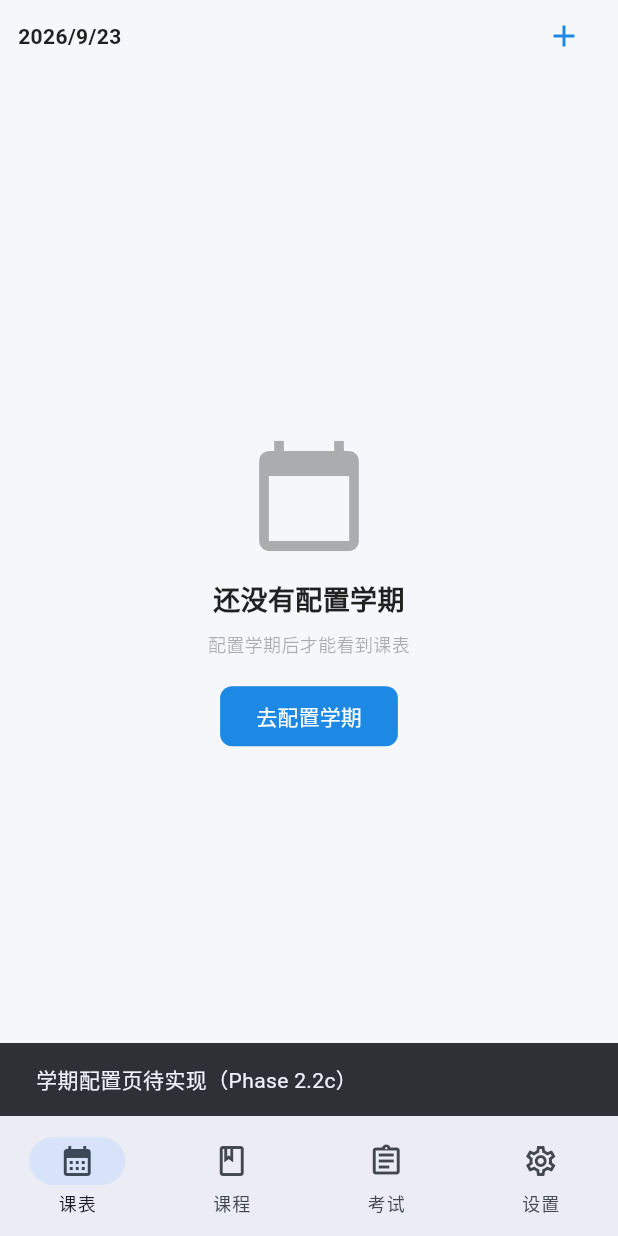
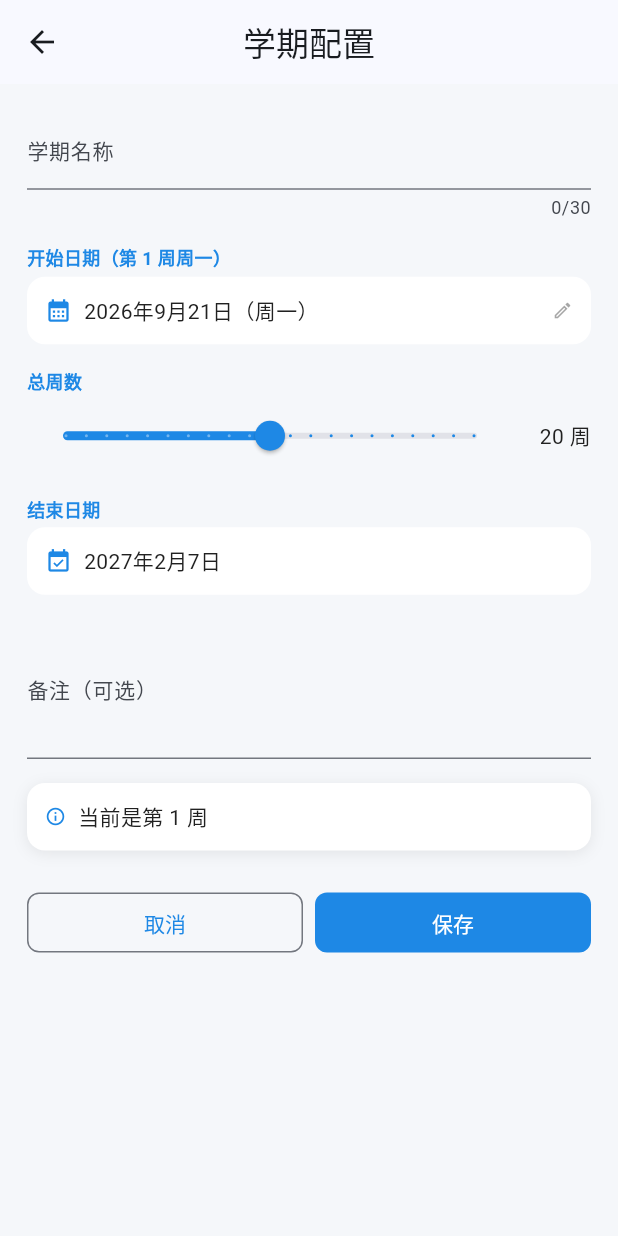
Before and after one commit to Z-rocks/my_schedule_app, a Flutter app: the screen it shows after launch, after a tap on "去配置学期", on a phone screen of 412 x 824 dp. Run offline on Flutter 3.47's test engine with Material 3 defaults, Android fonts, the phone set to English and light mode, and no system bars; our stand-ins replace hive_flutter; accounts and stored records are empty.

Commit message:
feat(settings): 新增学期配置页并接通三处入口
- SemesterConfigPage：表单编辑学期名/开始日期/总周数/备注
- 开始日期用 showDatePicker（过去 5 年 ~ 未来 5 年）
- 结束日期派生显示，滑杆实时联动
- 预览：未开始 / 第 N 周 / 已结束
- 三处入口：设置页、课表空态、周次面板

Generated by DeepSeek with prompt: Phase 2.2c.1

```diff
--- /dev/null
+++ b/lib/pages/settings/semester_config_page.dart
@@ -0,0 +1,447 @@
+// 学期配置页：编辑唯一的学期（名称 / 第 1 周周一 / 总周数 / 备注）
+import 'package:flutter/material.dart';
+import 'package:provider/provider.dart';
+
+import '../../models/semester_config.dart';
+import '../../providers/semester_provider.dart';
+import '../../services/timetable_logic.dart';
+import '../../theme/app_theme.dart';
+import '../../theme/theme_extension.dart';
+import '../../widgets/timetable_grid.dart' show kWeekdayLabels;
+
+/// 总周数可选范围（视觉稿/提示词指定 10–30）。
+const int kMinTotalWeeks = 10;
+const int kMaxTotalWeeks = 30;
+
+/// 学期名称的最大长度（表单校验用）。
+const int kMaxSemesterNameLength = 30;
+
+/// 去掉时分秒，只保留年月日。
+DateTime dateOnly(DateTime value) =>
+    DateTime(value.year, value.month, value.day);
+
+/// 某个日期所在周的周一。
+///
+/// `DateTime.weekday` 是 1(周一)…7(周日)，所以往回退 `weekday - 1` 天。
+DateTime mondayOfWeek(DateTime value) {
+  final DateTime day = dateOnly(value);
+  return day.subtract(Duration(days: day.weekday - 1));
+}
+
+/// `2026年9月7日`。
+String formatChineseDate(DateTime value) =>
+    '${value.year}年${value.month}月${value.day}日';
+
+/// `2026年9月7日（周一）`。
+String formatChineseDateWithWeekday(DateTime value) {
+  final int index = value.weekday - 1;
+  final String weekday =
+      index >= 0 && index < kWeekdayLabels.length ? kWeekdayLabels[index] : '';
+  return '${formatChineseDate(value)}（$weekday）';
+}
+
+/// 学期配置页。
+///
+/// 三处入口都跳到这里：设置 → 课表设置 → 学期配置；课表页无学期时的
+/// "去配置学期"按钮；课表页顶部"第 N 周"面板里的"编辑学期"。
+///
+/// 保存成功后 `Navigator.pop(context, true)`；重置（清除）后同样 pop。
+class SemesterConfigPage extends StatefulWidget {
+  const SemesterConfigPage({super.key});
+
+  @override
+  State<SemesterConfigPage> createState() => _SemesterConfigPageState();
+}
+
+class _SemesterConfigPageState extends State<SemesterConfigPage> {
+  final GlobalKey<FormState> _formKey = GlobalKey<FormState>();
+  late final TextEditingController _nameController;
+  late final TextEditingController _descriptionController;
+  late DateTime _startDate;
+  late int _totalWeeks;
+
+  @override
+  void initState() {
+    super.initState();
+    // read（不是 watch）：只在进入页面时取一次初值，之后以表单状态为准。
+    final SemesterConfig? existing = context.read<SemesterProvider>().config;
+    _nameController = TextEditingController(text: existing?.name ?? '');
+    _descriptionController =
+        TextEditingController(text: existing?.description ?? '');
+    // 没配置过时默认"本周一"
+    _startDate = existing == null
+        ? mondayOfWeek(DateTime.now())
+        : dateOnly(existing.startDate);
+    // 滑杆范围是 10–30，历史数据若超出范围会被收进区间（见 kMinTotalWeeks 注释）
+    _totalWeeks = (existing?.totalWeeks ?? 20)
+        .clamp(kMinTotalWeeks, kMaxTotalWeeks)
+        .toInt();
+  }
+
+  @override
+  void dispose() {
+    _nameController.dispose();
+    _descriptionController.dispose();
+    super.dispose();
+  }
+
+  /// 当前表单对应的结束日期（派生，不单独存）。
+  DateTime get _endDate =>
+      _startDate.add(Duration(days: _totalWeeks * kDaysPerWeek - 1));
+
+  /// 用表单当前值构造一个临时配置，供预览计算使用。
+  SemesterConfig get _draftConfig => SemesterConfig(
+        name: _nameController.text.trim(),
+        startDate: _startDate,
+        totalWeeks: _totalWeeks,
+        description: _descriptionController.text.trim().isEmpty
+            ? null
+            : _descriptionController.text.trim(),
+      );
+
+  Future<void> _pickStartDate() async {
+    final DateTime now = DateTime.now();
+    final DateTime? picked = await showDatePicker(
+      context: context,
+      initialDate: _startDate,
+      // 过去 5 年 ~ 未来 5 年
+      firstDate: DateTime(now.year - 5),
+      lastDate: DateTime(now.year + 5, 12, 31),
+      helpText: '选择第 1 周的周一',
+    );
+    if (picked == null || !mounted) return;
+    setState(() => _startDate = dateOnly(picked));
+  }
+
+  Future<void> _save() async {
+    if (!(_formKey.currentState?.validate() ?? false)) return;
+
+    // 在 await 之前取好依赖 context 的对象，避免跨异步间隙使用 context。
+    final ScaffoldMessengerState messenger = ScaffoldMessenger.of(context);
+    final NavigatorState navigator = Navigator.of(context);
+    final SemesterProvider provider = context.read<SemesterProvider>();
+
+    await provider.save(_draftConfig);
+    if (!mounted) return;
+
+    navigator.pop(true);
+    messenger.showSnackBar(const SnackBar(content: Text('学期配置已保存')));
+  }
+
+  Future<void> _reset() async {
+    final bool? confirmed = await showDialog<bool>(
+      context: context,
+      builder: (BuildContext dialogContext) => AlertDialog(
+        title: const Text('清除学期配置'),
+        content: const Text('确定要清除学期配置吗？'),
+        actions: <Widget>[
+          TextButton(
+            onPressed: () => Navigator.of(dialogContext).pop(false),
+            child: const Text('取消'),
+          ),
+          TextButton(
+            onPressed: () => Navigator.of(dialogContext).pop(true),
+            child: const Text('确定'),
+          ),
+        ],
+      ),
+    );
+    if (confirmed != true || !mounted) return;
+
+    final NavigatorState navigator = Navigator.of(context);
+    final SemesterProvider provider = context.read<SemesterProvider>();
+    await provider.clear();
+    if (!mounted) return;
+    navigator.pop(true);
+  }
+
+  @override
+  Widget build(BuildContext context) {
+    final AppTheme theme = AppThemeExtension.of(context);
+    final bool hasConfig = context.watch<SemesterProvider>().hasConfig;
+
+    return Scaffold(
+      backgroundColor: theme.background,
+      appBar: AppBar(
+        title: const Text('学期配置'),
+        centerTitle: true,
+        actions: <Widget>[
+          if (hasConfig)
+            TextButton(
+              onPressed: _reset,
+              child: Text(
+                '重置',
+                style: TextStyle(
+                  fontSize: theme.bodySize,
+                  color: theme.error,
+                ),
+              ),
+            ),
+        ],
+      ),
+      body: Form(
+        key: _formKey,
+        child: ListView(
+          padding: EdgeInsets.all(theme.cardPadding * 1.5),
+          children: <Widget>[
+            // —— 学期名称 ——
+            TextFormField(
+              controller: _nameController,
+              maxLength: kMaxSemesterNameLength,
+              decoration: InputDecoration(
+                labelText: '学期名称',
+                hintText: '如：2026-2027学年第一学期',
+                labelStyle: TextStyle(fontSize: theme.bodySize),
+              ),
+              style: TextStyle(fontSize: theme.bodySize),
+              validator: (String? value) {
+                final String text = (value ?? '').trim();
+                if (text.isEmpty) return '请输入学期名称';
+                if (text.length > kMaxSemesterNameLength) {
+                  return '学期名称不能超过 $kMaxSemesterNameLength 个字';
+                }
+                return null;
+              },
+            ),
+            SizedBox(height: theme.sectionGap),
+
+            // —— 开始日期（点击选择）——
+            _FieldLabel(theme: theme, text: '开始日期（第 1 周周一）'),
+            _TapField(
+              theme: theme,
+              icon: Icons.calendar_month,
+              text: formatChineseDateWithWeekday(_startDate),
+              onTap: _pickStartDate,
+            ),
+            SizedBox(height: theme.sectionGap),
+
+            // —— 总周数 ——
+            _FieldLabel(theme: theme, text: '总周数'),
+            Row(
+              children: <Widget>[
+                Expanded(
+                  child: Slider(
+                    value: _totalWeeks.toDouble(),
+                    min: kMinTotalWeeks.toDouble(),
+                    max: kMaxTotalWeeks.toDouble(),
+                    divisions: kMaxTotalWeeks - kMinTotalWeeks,
+                    label: '$_totalWeeks 周',
+                    activeColor: theme.primary,
+                    onChanged: (double value) =>
+                        setState(() => _totalWeeks = value.round()),
+                  ),
+                ),
+                SizedBox(
+                  width: theme.timetableTimeColumnWidth + theme.cardPadding,
+                  child: Text(
+                    '$_totalWeeks 周',
+                    textAlign: TextAlign.end,
+                    style: TextStyle(
+                      fontSize: theme.bodySize,
+                      color: theme.onBackground,
+                    ),
+                  ),
+                ),
+              ],
+            ),
+            SizedBox(height: theme.sectionGap),
+
+            // —— 结束日期（派生，只读）——
+            _FieldLabel(theme: theme, text: '结束日期'),
+            _TapField(
+              theme: theme,
+              icon: Icons.event_available,
+              text: formatChineseDate(_endDate),
+              onTap: null,
+            ),
+            SizedBox(height: theme.sectionGap),
+
+            // —— 备注 ——
+            TextFormField(
+              controller: _descriptionController,
+              maxLines: 3,
+              decoration: InputDecoration(
+                labelText: '备注（可选）',
+                labelStyle: TextStyle(fontSize: theme.bodySize),
+              ),
+              style: TextStyle(fontSize: theme.bodySize),
+            ),
+            SizedBox(height: theme.sectionGap),
+
+            // —— 预览 ——
+            _PreviewCard(theme: theme, text: _previewText()),
+            SizedBox(height: theme.sectionGap * 1.5),
+
+            // —— 底部按钮 ——
+            Row(
+              children: <Widget>[
+                Expanded(
+                  child: OutlinedButton(
+                    onPressed: () => Navigator.of(context).pop(false),
+                    style: OutlinedButton.styleFrom(
+                      foregroundColor: theme.primary,
+                      shape: RoundedRectangleBorder(
+                        borderRadius:
+                            BorderRadius.circular(theme.buttonRadius),
+                      ),
+                    ),
+                    child: const Text('取消'),
+                  ),
+                ),
+                SizedBox(width: theme.gridGap * 2),
+                Expanded(
+                  child: FilledButton(
+                    onPressed: _save,
+                    style: FilledButton.styleFrom(
+                      backgroundColor: theme.primary,
+                      foregroundColor: theme.onPrimary,
+                      shape: RoundedRectangleBorder(
+                        borderRadius:
+                            BorderRadius.circular(theme.buttonRadius),
+                      ),
+                    ),
+                    child: const Text('保存'),
+                  ),
+                ),
+              ],
+            ),
+          ],
+        ),
+      ),
+    );
+  }
+
+  /// 预览文案：尚未开始 / 当前第 N 周 / 学期已结束。
+  String _previewText() {
+    final SemesterConfig draft = _draftConfig;
+    final DateTime today = dateOnly(DateTime.now());
+
+    if (today.isBefore(dateOnly(draft.startDate))) {
+      return '学期尚未开始（${formatChineseDate(draft.startDate)} 起）';
+    }
+    if (today.isAfter(dateOnly(draft.endDate))) {
+      return '学期已结束';
+    }
+    final int week = TimetableLogic.currentWeek(draft, now: today);
+    return '当前是第 $week 周';
+  }
+}
+
+/// 字段上方的小标题。
+class _FieldLabel extends StatelessWidget {
+  const _FieldLabel({required this.theme, required this.text});
+
+  final AppTheme theme;
+  final String text;
+
+  @override
+  Widget build(BuildContext context) {
+    return Padding(
+      padding: EdgeInsets.only(bottom: theme.gridGap),
+      child: Text(
+        text,
+        style: TextStyle(
+          fontSize: theme.captionSize,
+          fontWeight: theme.titleFontWeight,
+          color: theme.primary,
+        ),
+      ),
+    );
+  }
+}
+
+/// 只读/可点击的一行值（用于日期）。
+class _TapField extends StatelessWidget {
+  const _TapField({
+    required this.theme,
+    required this.icon,
+    required this.text,
+    required this.onTap,
+  });
+
+  final AppTheme theme;
+  final IconData icon;
+  final String text;
+  final VoidCallback? onTap;
+
+  @override
+  Widget build(BuildContext context) {
+    return Material(
+      color: theme.surface,
+      borderRadius: BorderRadius.circular(theme.cardRadius),
+      child: InkWell(
+        onTap: onTap,
+        borderRadius: BorderRadius.circular(theme.cardRadius),
+        child: Padding(
+          padding: EdgeInsets.symmetric(
+            horizontal: theme.cardPadding,
+            vertical: theme.cardPadding,
+          ),
+          child: Row(
+            children: <Widget>[
+              Icon(icon, size: theme.bodySize + 4, color: theme.primary),
+              SizedBox(width: theme.gridGap * 2),
+              Expanded(
+                child: Text(
+                  text,
+                  style: TextStyle(
+                    fontSize: theme.bodySize,
+                    color: theme.onBackground,
+                  ),
+                ),
+              ),
+              if (onTap != null)
+                Icon(
+                  Icons.edit_outlined,
+                  size: theme.bodySize,
+                  color: theme.onBackground.withValues(alpha: 0.4),
+                ),
+            ],
+          ),
+        ),
+      ),
+    );
+  }
+}
+
+/// 预览卡片。
+class _PreviewCard extends StatelessWidget {
+  const _PreviewCard({required this.theme, required this.text});
+
+  final AppTheme theme;
+  final String text;
+
+  @override
+  Widget build(BuildContext context) {
+    return Container(
+      width: double.infinity,
+      padding: EdgeInsets.all(theme.cardPadding),
+      decoration: BoxDecoration(
+        color: theme.surface,
+        borderRadius: BorderRadius.circular(theme.cardRadius),
+        boxShadow: <BoxShadow>[
+          BoxShadow(
+            color: theme.cardShadowColor,
+            blurRadius: theme.cardShadowBlur,
+            offset: Offset(0, theme.cardShadowOffsetY),
+          ),
+        ],
+      ),
+      child: Row(
+        children: <Widget>[
+          Icon(Icons.info_outline, size: theme.bodySize, color: theme.primary),
+          SizedBox(width: theme.gridGap * 2),
+          Expanded(
+            child: Text(
+              text,
+              style: TextStyle(
+                fontSize: theme.bodySize,
+                color: theme.onBackground,
+              ),
+            ),
+          ),
+        ],
+      ),
+    );
+  }
+}
--- a/lib/pages/settings/timetable_settings_page.dart
+++ b/lib/pages/settings/timetable_settings_page.dart
@@ -6,6 +6,7 @@ import '../../providers/semester_provider.dart';
 import '../../providers/settings_provider.dart';
 import '../../theme/app_theme.dart';
 import '../../theme/theme_extension.dart';
+import 'semester_config_page.dart';
 
 /// 每节高度的可调范围（逻辑像素）。
 const double kMinCellHeight = 40;
@@ -69,7 +70,7 @@ class _TimetableSettingsPageState extends State<TimetableSettingsPage> {
       body: ListView(
         padding: EdgeInsets.symmetric(vertical: theme.sectionGap),
         children: <Widget>[
-          // 学期配置入口（Phase 2.2c 做真实页面）
+          // 学期配置入口
           ListTile(
             title: Text(
               '学期配置',
@@ -89,8 +90,10 @@ class _TimetableSettingsPageState extends State<TimetableSettingsPage> {
               Icons.chevron_right,
               color: theme.onBackground.withValues(alpha: 0.4),
             ),
-            onTap: () => ScaffoldMessenger.of(context).showSnackBar(
-              const SnackBar(content: Text('学期配置页待实现（Phase 2.2c）')),
+            onTap: () => Navigator.of(context).push(
+              MaterialPageRoute<bool>(
+                builder: (BuildContext _) => const SemesterConfigPage(),
+              ),
             ),
           ),
           // 左右滑动切换周次（Phase 2.2b.1）
--- a/lib/pages/timetable/timetable_view.dart
+++ b/lib/pages/timetable/timetable_view.dart
@@ -12,6 +12,7 @@ import '../../theme/app_theme.dart';
 import '../../theme/theme_extension.dart';
 import '../../widgets/empty_state.dart';
 import '../../widgets/timetable_grid.dart';
+import '../settings/semester_config_page.dart';
 import 'course_detail_sheet.dart';
 
 /// 顶部日期栏的高度。
@@ -154,18 +155,34 @@ class _TimetableViewState extends State<TimetableView> {
     );
   }
 
-  /// 弹出周次选择面板；选中后跳到该周。
+  /// 打开学期配置页（三处入口共用）。
+  Future<void> _openSemesterConfig() async {
+    await Navigator.of(context).push(
+      MaterialPageRoute<bool>(
+        builder: (BuildContext _) => const SemesterConfigPage(),
+      ),
+    );
+  }
+
+  /// 弹出周次选择面板；选中周次则跳周，选"编辑学期"则打开学期配置页。
   Future<void> _showWeekPicker(SemesterConfig config) async {
     final int totalWeeks = config.totalWeeks < 1 ? 1 : config.totalWeeks;
-    final int? picked = await showModalBottomSheet<int>(
+    final Object? result = await showModalBottomSheet<Object>(
       context: context,
       builder: (BuildContext sheetContext) => _WeekPickerSheet(
         totalWeeks: totalWeeks,
         currentWeek: _week.clamp(1, totalWeeks),
       ),
     );
-    if (picked == null || !mounted) return;
-    _setWeek(picked, totalWeeks: totalWeeks);
+    if (result == null || !mounted) return;
+
+    if (result is int) {
+      _setWeek(result, totalWeeks: totalWeeks);
+      return;
+    }
+    if (result == _WeekPickerResult.editSemester) {
+      await _openSemesterConfig();
+    }
   }
 
   @override
@@ -291,7 +308,7 @@ class _TimetableViewState extends State<TimetableView> {
         title: '还没有配置学期',
         subtitle: '配置学期后才能看到课表',
         actionLabel: '去配置学期',
-        onAction: () => _showSnack('学期配置页待实现（Phase 2.2c）'),
+        onAction: _openSemesterConfig,
       );
     }
 
@@ -345,7 +362,12 @@ class _TimetableViewState extends State<TimetableView> {
   }
 }
 
-/// 周次选择面板：1..totalWeeks 的 chips，点选后返回该周次。
+/// 周次面板的返回结果：面板可以返回一个周次（`int`），
+/// 也可以返回本枚举表示"用户点了编辑学期"。
+enum _WeekPickerResult { editSemester }
+
+/// 周次选择面板：1..totalWeeks 的 chips，点选后返回该周次；
+/// 底部另有"编辑学期"入口，返回 [_WeekPickerResult.editSemester]。
 class _WeekPickerSheet extends StatelessWidget {
   const _WeekPickerSheet({required this.totalWeeks, required this.currentWeek});
 
@@ -416,6 +438,24 @@ class _WeekPickerSheet extends StatelessWidget {
                       ),
                   ],
                 ),
+                SizedBox(height: theme.sectionGap),
+                // 学期配置入口（改学期起止/总周数）
+                Align(
+                  alignment: Alignment.centerRight,
+                  child: TextButton.icon(
+                    onPressed: () => Navigator.of(context)
+                        .pop(_WeekPickerResult.editSemester),
+                    icon: Icon(Icons.edit_calendar_outlined,
+                        size: theme.bodySize),
+                    label: Text(
+                      '编辑学期',
+                      style: TextStyle(fontSize: theme.bodySize),
+                    ),
+                    style: TextButton.styleFrom(
+                      foregroundColor: theme.primary,
+                    ),
+                  ),
+                ),
               ],
             ),
           ),
--- a/lib/services/storage_service.dart
+++ b/lib/services/storage_service.dart
@@ -25,6 +25,9 @@ const String kThemeBrightnessKey = 'theme_brightness';
 /// 学期配置，值为 `SemesterConfig` 的 JSON 字符串。
 ///
 /// 目前只支持单学期，因此是一个"单值键"而不是列表。
+/// 由 `SemesterConfigPage`（学期配置页）编辑、`SemesterProvider` 读写。
+/// 解析请走 `SemesterConfig.tryDecode`——它会拒绝缺 `startDate` / `totalWeeks`
+/// 的数据，避免用兜底值伪造出一个学期。
 const String kSemesterConfigKey = 'semester_config';
 
 /// 是否允许在课表页左右滑动切换周次，值为 JSON `true` / `false`。
```
Also changed, not shown: 2 other files.
